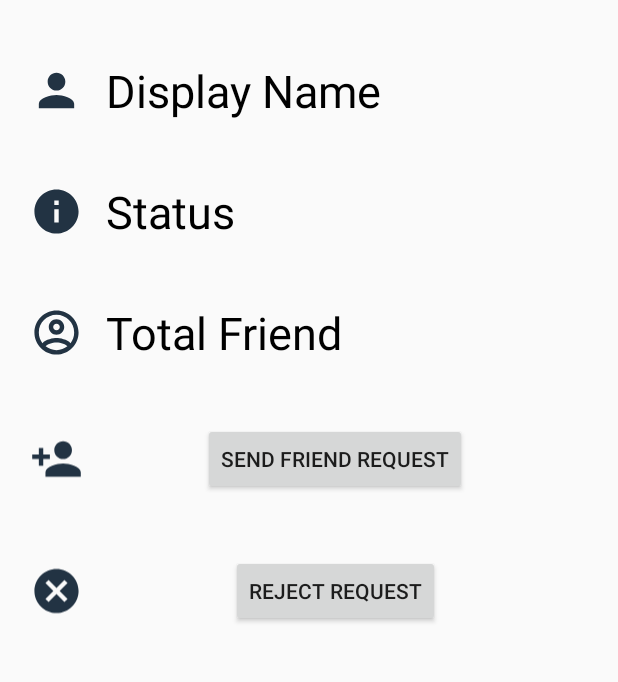
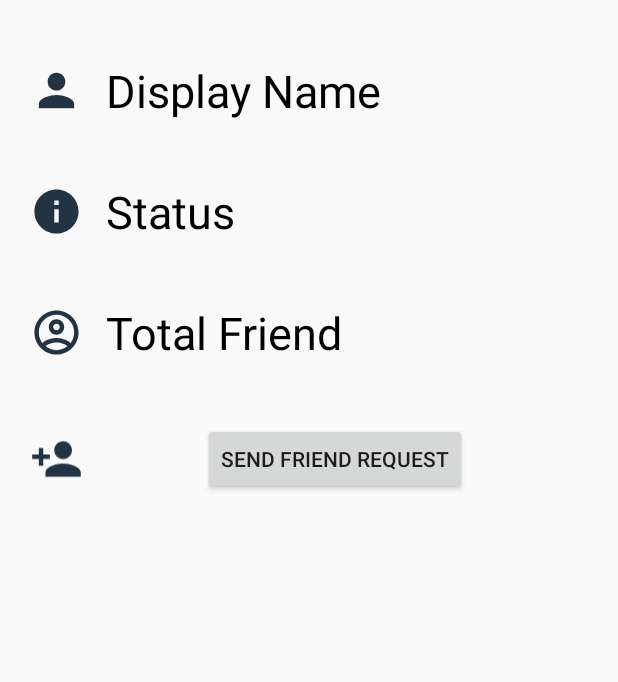
Before and after one commit to IsaacMoris/ChatApp, an Android app: the layout activity_user_profile.xml on its own in the app's theme, with its tools: preview values and no code run, on a phone screen of 412 x 824 dp, the part 312-994 px from its top. Run offline under Robolectric (Android 15) with nearby library versions, the phone set to English and light mode, and no system bars.

Commit message:
User Profileee
Design Design Design

```diff
--- a/app/src/main/java/com/example/project/UserProfileActivity.java
+++ b/app/src/main/java/com/example/project/UserProfileActivity.java
@@ -62,7 +62,7 @@ public class UserProfileActivity extends AppCompatActivity {
         mProfileCount = (TextView)findViewById(R.id.totalFriends);
         mSendRequestBtn = (Button)findViewById(R.id.sendRequestBtn);
         mRejectRequestBtn = (Button)findViewById(R.id.rejectRequestBtn);
-        mRejectRequestBtn.setVisibility(View.INVISIBLE);
+        findViewById(R.id.lnrejectButton).setVisibility(View.INVISIBLE);
         mProfileImg = (ImageView)findViewById(R.id.profileImg);
 
         mProgressDialog = new ProgressDialog(this);
@@ -89,7 +89,7 @@ public class UserProfileActivity extends AppCompatActivity {
                             if(Request_Type.equals("sent")){
                                 mRelationState = 2;
                                 mSendRequestBtn.setText("Accept Friend Request");
-                                mRejectRequestBtn.setVisibility(View.VISIBLE);
+                                findViewById(R.id.lnrejectButton).setVisibility(View.VISIBLE);
                             } else if(Request_Type.equals("received")){
                                 mRelationState = 1;
                                 mSendRequestBtn.setText("Cancel Friend Request");
@@ -259,7 +259,7 @@ public class UserProfileActivity extends AppCompatActivity {
                         });
                 }
                 mSendRequestBtn.setEnabled(true);
-                mRejectRequestBtn.setVisibility(View.INVISIBLE);
+                findViewById(R.id.lnrejectButton).setVisibility(View.INVISIBLE);
             }
         });
     }
--- a/app/src/main/res/layout/activity_user_profile.xml
+++ b/app/src/main/res/layout/activity_user_profile.xml
@@ -152,10 +152,11 @@
             </LinearLayout>
 
             <LinearLayout
+                android:id="@+id/lnrejectButton"
                 android:layout_width="match_parent"
                 android:layout_height="wrap_content"
                 android:orientation="horizontal"
-                tools:visibility="visible"
+                tools:visibility="invisible"
                 android:padding="20dp">
 
                 <ImageView
```
